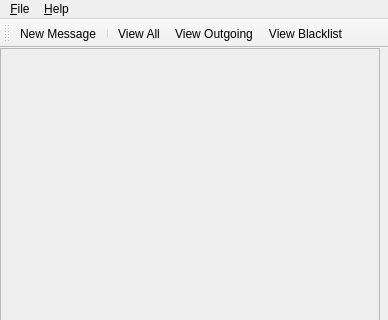
Before: the Qt Designer form FluidNexus/ui/FluidNexusDesktop.ui in zeitkunst/FluidNexus, drawn with Qt 5; both pictures show x 0 to 388 and y 0 to 320 of the 388 by 651 pixel window.
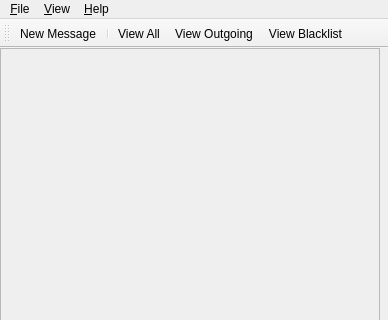
After: the same form once the commit is applied. Icons and pictures are not drawn.

The edit to the form file:
```diff
--- a/FluidNexus/ui/FluidNexusDesktop.ui
+++ b/FluidNexus/ui/FluidNexusDesktop.ui
@@ -90,7 +90,16 @@
     </property>
     <addaction name="actionAbout"/>
    </widget>
+   <widget class="QMenu" name="menu_View">
+    <property name="title">
+     <string>&amp;View</string>
+    </property>
+    <addaction name="actionViewAll"/>
+    <addaction name="actionViewOutgoing"/>
+    <addaction name="actionViewBlacklist"/>
+   </widget>
    <addaction name="menuFile"/>
+   <addaction name="menu_View"/>
    <addaction name="menuHelp"/>
   </widget>
   <widget class="QStatusBar" name="statusbar"/>
```
